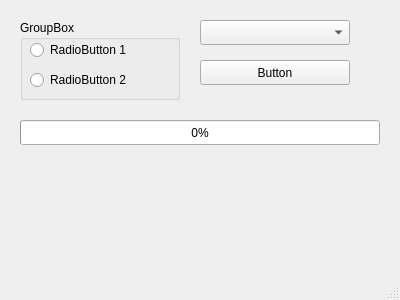
younsiamed/Lesson-9-4, file mainwindow.ui: the form before one commit.
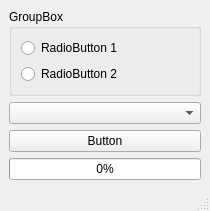
The form after the commit.

Diff of the .ui file:
```diff
--- a/mainwindow.ui
+++ b/mainwindow.ui
@@ -6,72 +6,49 @@
    <rect>
     <x>0</x>
     <y>0</y>
-    <width>400</width>
-    <height>300</height>
+    <width>210</width>
+    <height>196</height>
    </rect>
   </property>
   <property name="windowTitle">
    <string>MainWindow</string>
   </property>
   <widget class="QWidget" name="centralwidget">
+   <layout class="QVBoxLayout" name="verticalLayout">
+    <item>
    <widget class="QGroupBox" name="groupBox">
-    <property name="geometry">
-     <rect>
-      <x>20</x>
-      <y>20</y>
-      <width>160</width>
-      <height>80</height>
-     </rect>
+      <property name="maximumSize">
+       <size>
+        <width>200</width>
+        <height>100</height>
+       </size>
     </property>
     <property name="title">
      <string>GroupBox</string>
     </property>
+      <layout class="QVBoxLayout" name="verticalLayoutGroupBox">
+       <item>
     <widget class="QRadioButton" name="radioButton1">
-     <property name="geometry">
-      <rect>
-       <x>10</x>
-       <y>20</y>
-       <width>100</width>
-       <height>20</height>
-      </rect>
-     </property>
      <property name="text">
       <string>RadioButton 1</string>
      </property>
     </widget>
+       </item>
+       <item>
     <widget class="QRadioButton" name="radioButton2">
-     <property name="geometry">
-      <rect>
-       <x>10</x>
-       <y>50</y>
-       <width>100</width>
-       <height>20</height>
-      </rect>
-     </property>
      <property name="text">
       <string>RadioButton 2</string>
      </property>
     </widget>
-   </widget>
-   <widget class="QComboBox" name="comboBox">
-    <property name="geometry">
-     <rect>
-      <x>200</x>
-      <y>20</y>
-      <width>150</width>
-      <height>25</height>
-     </rect>
-    </property>
-   </widget>
+       </item>
+      </layout>
+     </widget>
+    </item>
+    <item>
+     <widget class="QComboBox" name="comboBox"/>
+    </item>
+    <item>
    <widget class="QPushButton" name="pushButton">
-    <property name="geometry">
-     <rect>
-      <x>200</x>
-      <y>60</y>
-      <width>150</width>
-      <height>25</height>
-     </rect>
-    </property>
     <property name="text">
      <string>Button</string>
     </property>
@@ -79,15 +56,9 @@
      <bool>true</bool>
     </property>
    </widget>
+    </item>
+    <item>
    <widget class="QProgressBar" name="progressBar">
-    <property name="geometry">
-     <rect>
-      <x>20</x>
-      <y>120</y>
-      <width>360</width>
-      <height>25</height>
-     </rect>
-    </property>
     <property name="minimum">
      <number>0</number>
     </property>
@@ -101,6 +72,8 @@
      <bool>true</bool>
     </property>
    </widget>
+    </item>
+   </layout>
   </widget>
   <widget class="QMenuBar" name="menubar">
    <property name="geometry">
```
Left out of the diff: 2 changed lines with no effect on the pictures. Lines whose indentation alone changed are shown as unchanged.
